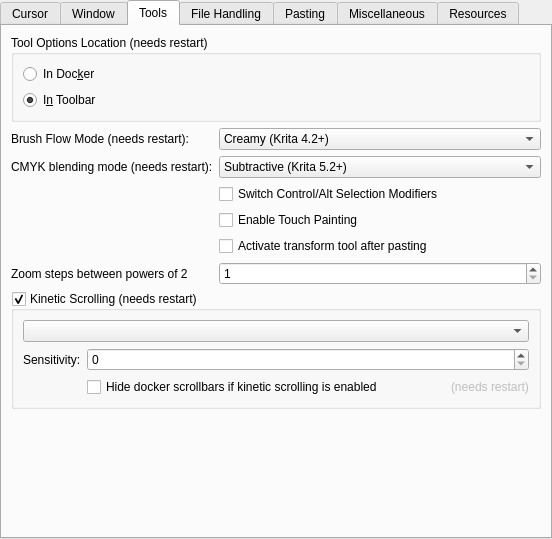
Before: the Qt Designer form libs/ui/forms/wdggeneralsettings.ui in KDE/krita, drawn with Qt 5.
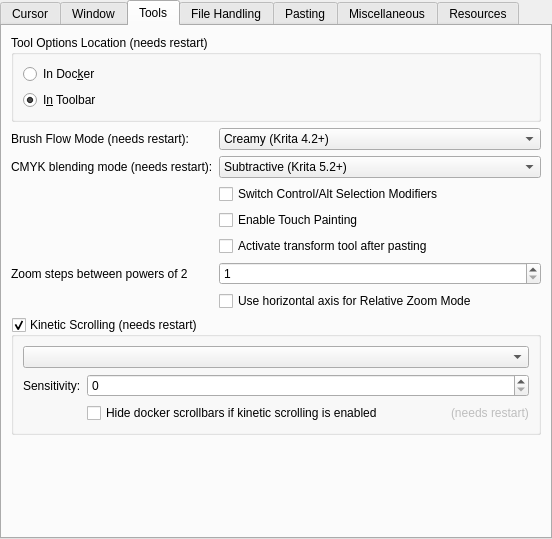
After: the same form once the commit is applied. The open tabs and pages were chosen to show the change. Custom widgets are drawn as their Qt base class.

Commit message: Add horizontal axis option for Relative Zoom Mode

```diff
--- a/libs/ui/forms/wdggeneralsettings.ui
+++ b/libs/ui/forms/wdggeneralsettings.ui
@@ -735,7 +735,14 @@
          </property>
         </widget>
        </item>
-       <item row="7" column="0" colspan="2">
+       <item row="7" column="1">
+        <widget class="QCheckBox" name="chkZoomHorizontally">
+         <property name="text">
+          <string>Use horizontal axis for Relative Zoom Mode</string>
+         </property>
+        </widget>
+       </item>
+       <item row="8" column="0" colspan="2">
         <widget class="QGroupBox" name="m_groupBoxKineticScrollingSettings">
          <property name="title">
           <string>Kinetic Scrolling (needs restart)</string>
@@ -814,7 +821,7 @@
          </layout>
         </widget>
        </item>
-       <item row="8" column="0" colspan="2">
+       <item row="9" column="0" colspan="2">
         <spacer name="verticalSpacer_2">
          <property name="orientation">
           <enum>Qt::Vertical</enum>
```
The commit also changes 4 other files.
